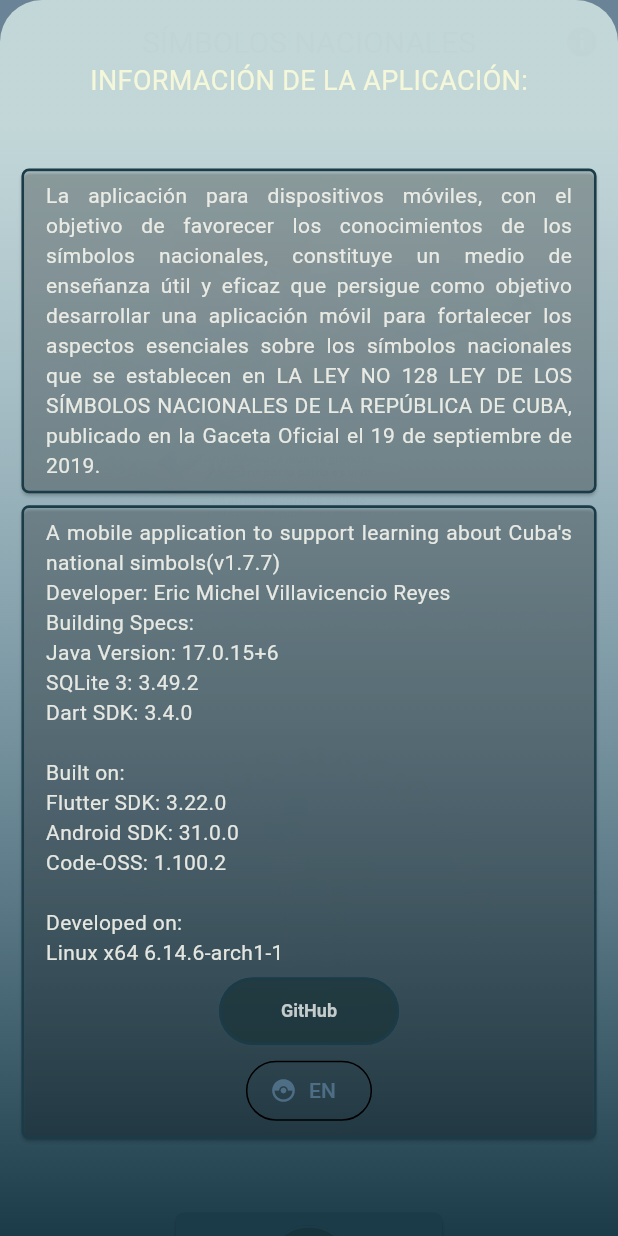
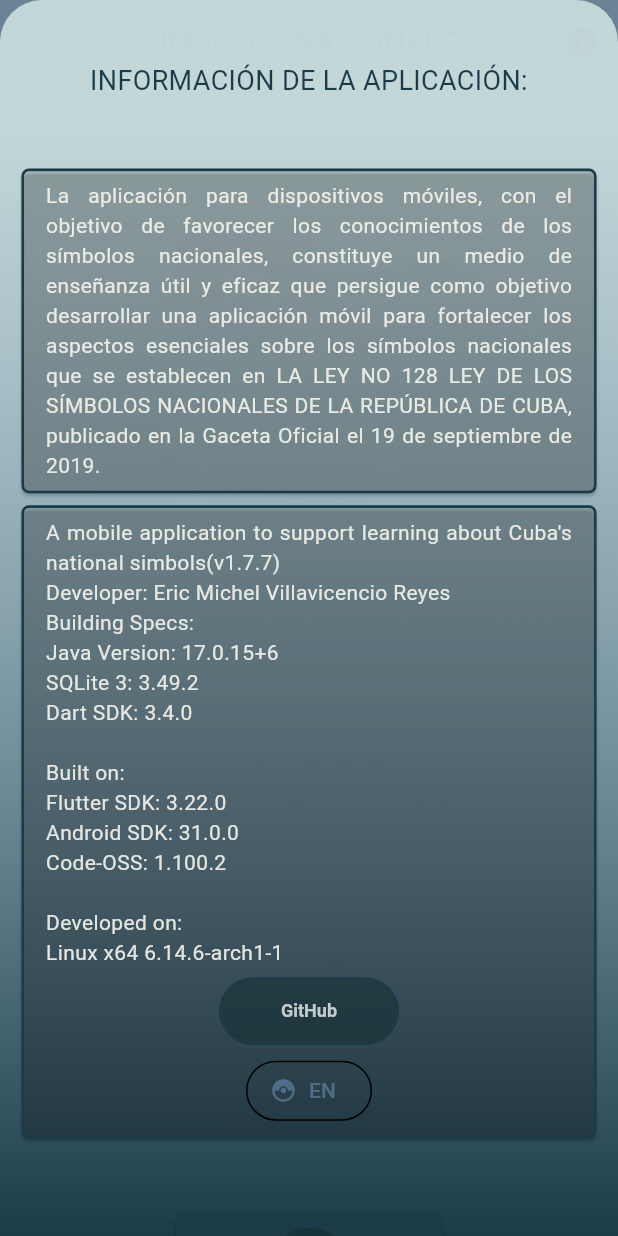
Before and after one commit to ElectroZombie/simbolos_patrios, a Flutter app: the screen it shows after launch, after a tap on the "info" icon, on a phone screen of 412 x 824 dp. Run offline on Flutter 3.47's test engine with Material 3 defaults, Android fonts, the light colour scheme and no system bars; our stand-ins replace shared_preferences, sqflite, sqflite_common_ffi; accounts and stored records are empty; Roboto replaces fonts that are missing (Arial).

Commit message:
Creado el languageProvider y terminado el info_sheet

```diff
--- /dev/null
+++ b/lib/providers/language_provider.dart
@@ -0,0 +1,19 @@
+import 'package:educative_software/utils/enum_types.dart';
+import 'package:flutter/material.dart';
+
+class LanguageProvider extends ChangeNotifier {
+  LanguageEnum language = LanguageEnum.en;
+
+  changeLanguage() {
+    if (language == LanguageEnum.en) {
+      language = LanguageEnum.es;
+    } else {
+      language = LanguageEnum.en;
+    }
+    notifyListeners();
+  }
+
+  setValues() async {
+    notifyListeners();
+  }
+}
--- a/lib/utils/enum_types.dart
+++ b/lib/utils/enum_types.dart
@@ -1 +1,3 @@
 enum InputTypes { text, number, numberDecimal, email, phone, url }
+
+enum LanguageEnum { en, es }
--- a/lib/views/landing_view.dart
+++ b/lib/views/landing_view.dart
@@ -103,11 +103,5 @@ class LandingView extends StatelessWidget {
 }
 
 void showSheet(context, colors) {
-  showModalBottomSheet(
-      backgroundColor: colors.surface,
-      isScrollControlled: true,
-      context: context,
-      builder: (BuildContext context) {
-        return infoSheet(context, colors);
-      });
+  infoSheet(context, colors);
 }
--- a/lib/widgets/info_sheet.dart
+++ b/lib/widgets/info_sheet.dart
@@ -1,10 +1,19 @@
+import 'package:educative_software/providers/language_provider.dart';
+import 'package:educative_software/utils/enum_types.dart';
 import 'package:educative_software/widgets/gradient.dart';
 import 'package:flutter/material.dart';
 import 'package:educative_software/styles/button_style.dart';
+import 'package:provider/provider.dart';
 import 'package:url_launcher/url_launcher.dart';
 
-Widget infoSheet(BuildContext context, ColorScheme colors) {
-  bool language = true;
+infoSheet(BuildContext context, ColorScheme colors) {
+  showModalBottomSheet(
+      backgroundColor: colors.surface,
+      isScrollControlled: true,
+      context: context,
+      elevation: 5,
+      useSafeArea: true,
+      builder: (BuildContext context) {
         return Stack(children: [
           gradient(colors),
           SizedBox(
@@ -12,30 +21,42 @@ Widget infoSheet(BuildContext context, ColorScheme colors) {
               width: MediaQuery.of(context).size.width,
               child: SingleChildScrollView(
                   child: Center(
-            child: Column(
+                child: ChangeNotifierProvider(
+                  create: (context) => LanguageProvider(),
+                  builder: (context, child) => Column(
                     children: [
-                SizedBox(height: MediaQuery.of(context).size.height * 5 / 100),
+                      SizedBox(
+                          height: MediaQuery.of(context).size.height * 5 / 100),
                       Text(
                         "INFORMACIÓN DE LA APLICACIÓN:",
-                  style: TextStyle(fontSize: 18, color: colors.surface),
+                        textAlign: TextAlign.center,
+                        style: TextStyle(
+                          fontSize: 18,
+                          color: colors.tertiary,
                         ),
-                SizedBox(height: MediaQuery.of(context).size.height * 5 / 100),
+                      ),
+                      SizedBox(
+                          height: MediaQuery.of(context).size.height * 5 / 100),
                       SizedBox(
                           width: MediaQuery.of(context).size.width * 9.5 / 10,
                           child: Card(
                             color: const Color.fromARGB(0, 0, 0, 0),
                             shape: RoundedRectangleBorder(
-                          side: BorderSide(color: colors.tertiary, width: 1.75),
+                                side: BorderSide(
+                                    color: colors.tertiary, width: 1.75),
                                 borderRadius: BorderRadius.circular(5)),
                             child: Column(
                               children: [
                                 SizedBox(
-                              height: MediaQuery.of(context).size.height / 100),
+                                    height: MediaQuery.of(context).size.height /
+                                        100),
                                 SizedBox(
-                            width: MediaQuery.of(context).size.width * 9 / 10,
+                                  width: MediaQuery.of(context).size.width *
+                                      9 /
+                                      10,
                                   child: Padding(
-                                padding:
-                                    const EdgeInsets.symmetric(horizontal: 10),
+                                      padding: const EdgeInsets.symmetric(
+                                          horizontal: 10),
                                       child: Text(
                                           "La aplicación para dispositivos móviles, con el objetivo de favorecer los conocimientos de los símbolos nacionales, "
                                           "constituye un medio de enseñanza útil y eficaz que persigue como objetivo desarrollar una aplicación móvil "
@@ -47,11 +68,13 @@ Widget infoSheet(BuildContext context, ColorScheme colors) {
                                           textAlign: TextAlign.justify,
                                           style: TextStyle(
                                             fontSize: 14,
-                                      color: colors.surfaceContainerHighest,
+                                            color:
+                                                colors.surfaceContainerHighest,
                                           ))),
                                 ),
                                 SizedBox(
-                              height: MediaQuery.of(context).size.height / 100),
+                                    height: MediaQuery.of(context).size.height /
+                                        100),
                               ],
                             ),
                           )),
@@ -60,19 +83,27 @@ Widget infoSheet(BuildContext context, ColorScheme colors) {
                           child: Card(
                             color: const Color.fromARGB(0, 0, 0, 0),
                             shape: RoundedRectangleBorder(
-                          side: BorderSide(color: colors.tertiary, width: 1.75),
+                                side: BorderSide(
+                                    color: colors.tertiary, width: 1.75),
                                 borderRadius: BorderRadius.circular(5)),
                             child: Column(
                               children: [
                                 SizedBox(
-                              height: MediaQuery.of(context).size.height / 100),
+                                    height: MediaQuery.of(context).size.height /
+                                        100),
                                 SizedBox(
-                              width: MediaQuery.of(context).size.width * 9 / 10,
+                                    width: MediaQuery.of(context).size.width *
+                                        9 /
+                                        10,
                                     child: Column(children: [
+                                      Consumer<LanguageProvider>(
+                                          builder: (context, data, child) =>
                                               Padding(
-                                    padding: const EdgeInsets.symmetric(
+                                                  padding: const EdgeInsets
+                                                      .symmetric(
                                                       horizontal: 10),
-                                    child: _showText(language, colors)),
+                                                  child: _showText(
+                                                      data.language, colors))),
                                       const SizedBox(height: 5),
                                       Column(
                                         children: [
@@ -83,33 +114,44 @@ Widget infoSheet(BuildContext context, ColorScheme colors) {
                                           const SizedBox(
                                             height: 5,
                                           ),
+                                          Consumer<LanguageProvider>(
+                                              builder: (context, data, child) =>
                                                   OutlinedButton.icon(
-                                        onPressed: () => {language = !language},
-                                        label: _showText2(language, colors),
-                                        icon: const Icon(
-                                            Icons.catching_pokemon_rounded)),
+                                                      onPressed: () => Provider
+                                                              .of<LanguageProvider>(
+                                                                  context,
+                                                                  listen: false)
+                                                          .changeLanguage(),
+                                                      label: _showText2(
+                                                          data.language,
+                                                          colors),
+                                                      icon: const Icon(Icons
+                                                          .catching_pokemon_rounded))),
                                         ],
                                       )
                                     ])),
                                 SizedBox(
-                              height: MediaQuery.of(context).size.height / 100),
+                                    height: MediaQuery.of(context).size.height /
+                                        100),
                               ],
                             ),
                           )),
-                SizedBox(height: MediaQuery.of(context).size.height * 5 / 100),
+                      SizedBox(
+                          height: MediaQuery.of(context).size.height * 5 / 100),
                       SizedBox(
                           width: MediaQuery.of(context).size.width * 4.5 / 10,
                           child: Card(
                               color: colors.tertiary,
                               shape: RoundedRectangleBorder(
-                            side:
-                                BorderSide(color: colors.tertiary, width: 1.75),
+                                  side: BorderSide(
+                                      color: colors.tertiary, width: 1.75),
                                   borderRadius: BorderRadius.circular(5)),
                               child: Column(
                                 children: [
                                   SizedBox(
                                       height:
-                                    MediaQuery.of(context).size.height / 100),
+                                          MediaQuery.of(context).size.height /
+                                              100),
                                   IconButton(
                                     onPressed: () {
                                       Navigator.of(context).pop();
@@ -124,14 +166,16 @@ Widget infoSheet(BuildContext context, ColorScheme colors) {
                                   ),
                                   SizedBox(
                                       height:
-                                    MediaQuery.of(context).size.height / 100),
+                                          MediaQuery.of(context).size.height /
+                                              100),
                                 ],
                               )))
                     ],
                   ),
                 ),
-        ))
+              )))
         ]);
+      });
 }
 
 Future<void> _launchUrl() async {
@@ -142,8 +186,8 @@ Future<void> _launchUrl() async {
   }
 }
 
-Widget _showText(bool language, colors) {
-  return language
+Widget _showText(LanguageEnum language, colors) {
+  return language == LanguageEnum.en
       ? Text(
           "A mobile application to support learning about Cuba's national simbols"
           "(v1.7.7)\n"
@@ -190,6 +234,6 @@ Widget _showText(bool language, colors) {
           ));
 }
 
-Widget _showText2(bool language, colors) {
-  return language ? const Text("EN") : const Text("ES");
+Widget _showText2(LanguageEnum language, colors) {
+  return language == LanguageEnum.en ? const Text("EN") : const Text("ES");
 }
```
Lines whose indentation alone changed are shown as unchanged.
